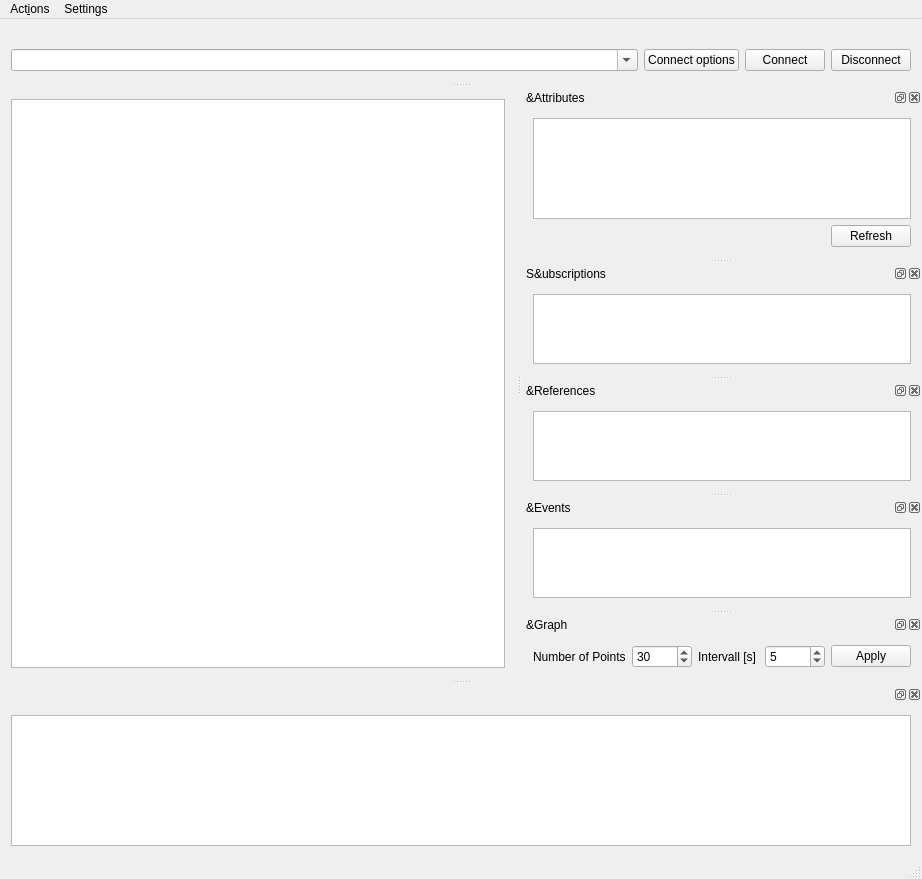
Before: the Qt Designer form uaclient/mainwindow_ui.ui in kyrofa/opc-explorer, drawn with Qt 5.
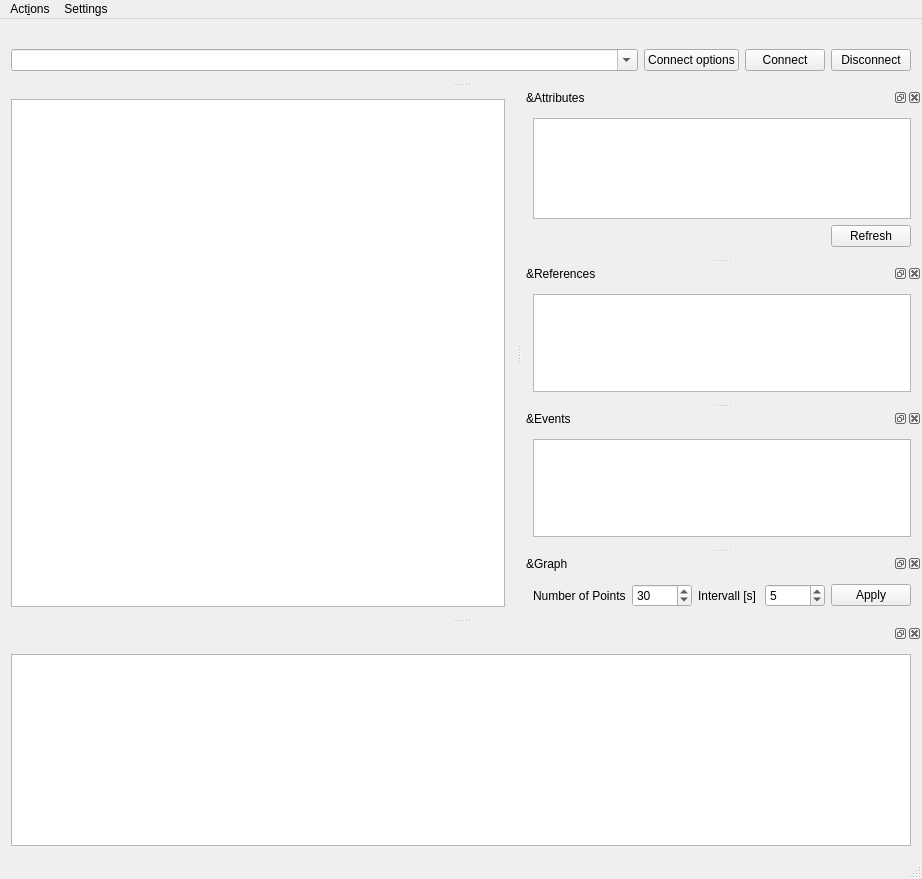
After: the same form once the commit is applied. Icons and pictures are not drawn.

Diff of the .ui file:
```diff
--- a/uaclient/mainwindow_ui.ui
+++ b/uaclient/mainwindow_ui.ui
@@ -250,55 +250,6 @@
     </layout>
    </widget>
   </widget>
-  <widget class="QDockWidget" name="subDockWidget">
-   <property name="sizePolicy">
-    <sizepolicy hsizetype="Expanding" vsizetype="Preferred">
-     <horstretch>0</horstretch>
-     <verstretch>0</verstretch>
-    </sizepolicy>
-   </property>
-   <property name="windowTitle">
-    <string>S&amp;ubscriptions</string>
-   </property>
-   <attribute name="dockWidgetArea">
-    <number>2</number>
-   </attribute>
-   <widget class="QWidget" name="dockWidgetContents_3">
-    <property name="sizePolicy">
-     <sizepolicy hsizetype="Expanding" vsizetype="Preferred">
-      <horstretch>0</horstretch>
-      <verstretch>0</verstretch>
-     </sizepolicy>
-    </property>
-    <layout class="QGridLayout" name="gridLayout_3">
-     <item row="0" column="0">
-      <widget class="QTableView" name="subView">
-       <property name="focusPolicy">
-        <enum>Qt::StrongFocus</enum>
-       </property>
-       <property name="acceptDrops">
-        <bool>true</bool>
-       </property>
-       <property name="sizeAdjustPolicy">
-        <enum>QAbstractScrollArea::AdjustToContents</enum>
-       </property>
-       <property name="editTriggers">
-        <set>QAbstractItemView::NoEditTriggers</set>
-       </property>
-       <property name="tabKeyNavigation">
-        <bool>false</bool>
-       </property>
-       <property name="dragDropOverwriteMode">
-        <bool>false</bool>
-       </property>
-       <property name="dragDropMode">
-        <enum>QAbstractItemView::DropOnly</enum>
-       </property>
-      </widget>
-     </item>
-    </layout>
-   </widget>
-  </widget>
   <widget class="QDockWidget" name="refDockWidget">
    <property name="sizePolicy">
     <sizepolicy hsizetype="Expanding" vsizetype="Preferred">
```
Left out of the diff: 19 changed lines with no effect on the pictures.
